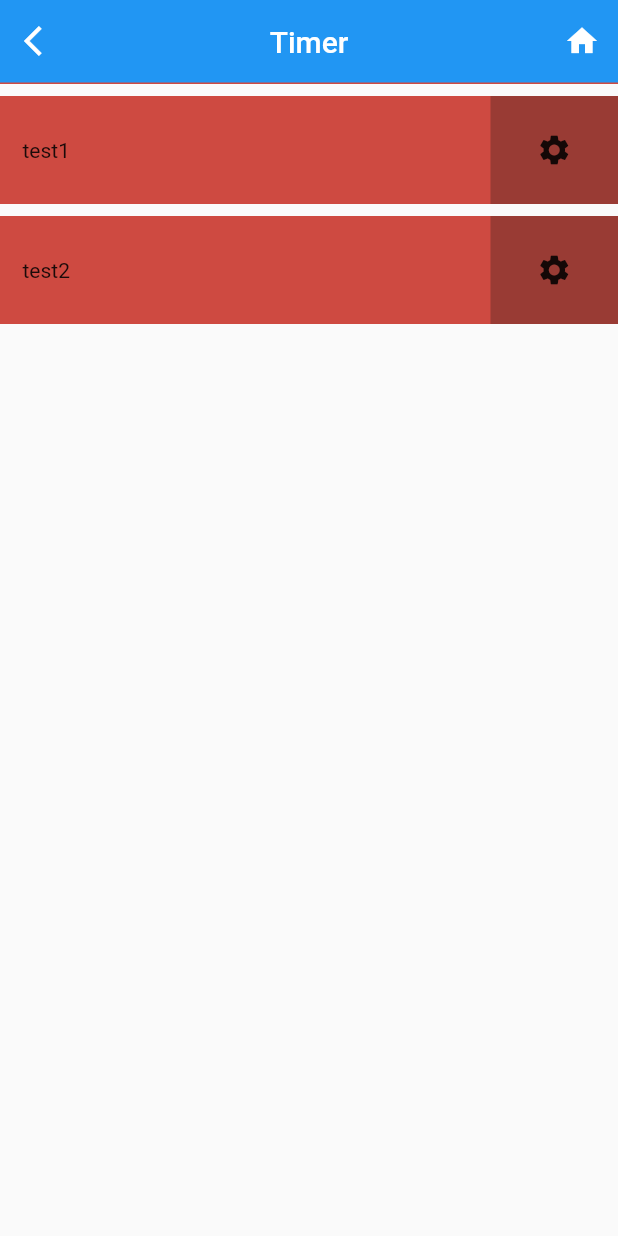
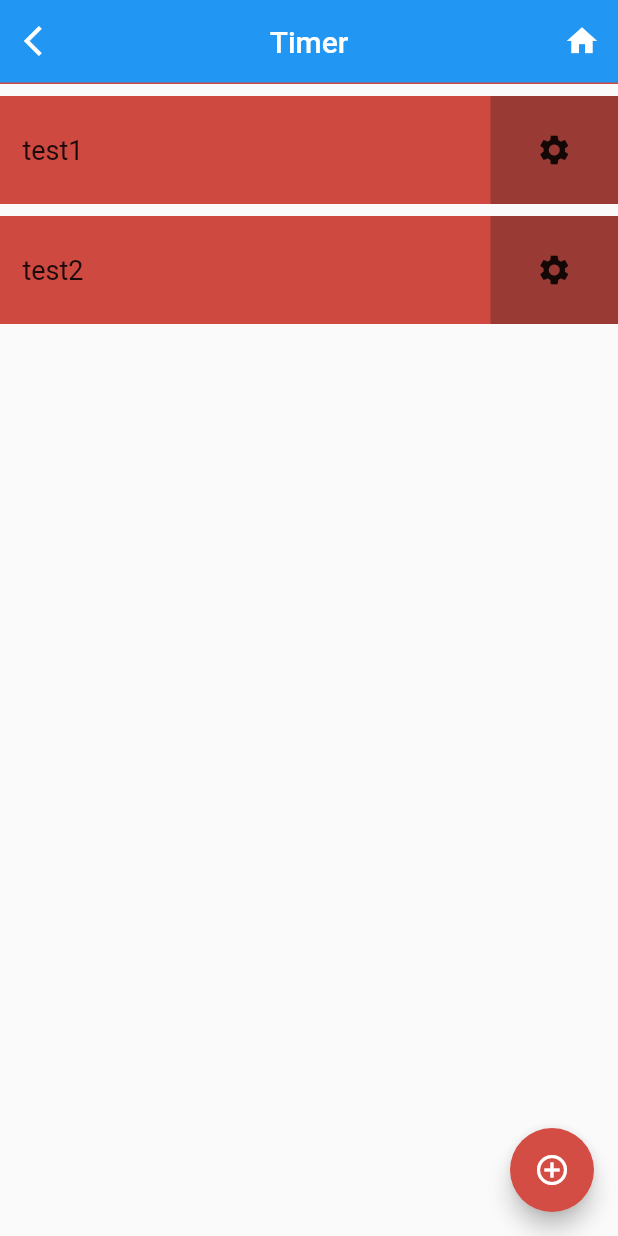
Before and after one commit to greendo/time_to_fit, a Flutter app: the TimerMenuLayout screen opened directly, on a phone screen of 412 x 824 dp. Run offline on Flutter 3.47's test engine with Material 2 defaults, Android fonts, the light colour scheme and no system bars.

Commit message:
wrapped int tooltip

```diff
--- a/lib/style/style.dart
+++ b/lib/style/style.dart
@@ -8,14 +8,22 @@ abstract class C {
 
   static const timerButtonSettings = Color.fromRGBO(153, 59, 52, 1);
   static const timerButton = Color.fromRGBO(206, 74, 65, 1);
+
+  static const floatingButton = Color.fromRGBO(212, 77, 68, 1);
+  static const floatingIcon = Color.fromRGBO(255, 255, 255, 1);
+
+  static const tooltipColor = Color.fromRGBO(255, 255, 255, 0.65);
+  static const tooltipBackground = Color.fromRGBO(14, 14, 17, 0.65);
 }
 
 abstract class T {
   static const homeText =
       TextStyle(fontWeight: FontWeight.bold, fontSize: 25.0);
   static const homeTextMargin = EdgeInsets.all(9);
+
   static const timerTextMargin = EdgeInsets.only(top: 8);
   static const timerTextPadding = EdgeInsets.only(left: 15);
+  static const timerTextStyle = TextStyle(fontSize: 18);
 }
 
 abstract class W {
@@ -25,3 +33,7 @@ abstract class W {
 abstract class H {
   static const timerButtonSettings = 72.0;
 }
+
+abstract class B {
+  static const tooltip = BorderRadius.all(Radius.circular(5.0));
+}
--- a/lib/ui/elements/app_bar.dart
+++ b/lib/ui/elements/app_bar.dart
@@ -1,6 +1,7 @@
 import 'package:flutter/cupertino.dart';
 import 'package:flutter/material.dart';
 import 'package:time_to_fit/style/style.dart';
+import 'package:time_to_fit/ui/elements/tooltip.dart';
 import 'package:time_to_fit/ui/screens/home/home_screen.dart';
 
 abstract class CustomAppBar extends StatelessWidget
@@ -43,24 +44,27 @@ class _Timer extends CustomAppBar {
   Widget build(BuildContext context) => AppBar(
       elevation: 0.0,
       centerTitle: true,
-      leading: IconButton(
+      leading: CustomTooltip(
+          message: 'Back',
+          child: IconButton(
             icon: Icon(Icons.arrow_back_ios),
-        tooltip: 'Back',
             onPressed: () => Navigator.of(context).pop(),
-      ),
+          )),
       title: SafeArea(
         child: Text('Timer'),
       ),
       actions: <Widget>[
-        IconButton(
+        CustomTooltip(
+          message: 'Home',
+          child: IconButton(
               icon: Icon(
                 Icons.home,
               ),
-            tooltip: 'Back',
               onPressed: () {
                 Navigator.push(context,
                     MaterialPageRoute(builder: (context) => HomeScreen()));
               }),
+        ),
       ],
       bottom: PreferredSize(
           child: Container(
--- a/lib/ui/elements/buttons.dart
+++ b/lib/ui/elements/buttons.dart
@@ -6,14 +6,14 @@ import 'package:time_to_fit/ui/screens/timer_menu/timer_menu_screen.dart';
 abstract class Button extends StatelessWidget {
   const Button({Key key}) : super(key: key);
 
-  factory Button.timerMenu() => _TimerMenu();
+  factory Button.timerMenu() => _TimerEntryMenu();
 
   factory Button.journalMenu() => _JournalMenu();
 
-  factory Button.timerButton(String name) => _Timer(name);
+  factory Button.timerEntry(String name) => _TimerEntry(name);
 }
 
-class _TimerMenu extends Button {
+class _TimerEntryMenu extends Button {
   @override
   Widget build(BuildContext context) => GestureDetector(
       onTap: () {
@@ -47,10 +47,10 @@ class _JournalMenu extends Button {
       ));
 }
 
-class _Timer extends Button {
+class _TimerEntry extends Button {
   final String name;
 
-  _Timer(this.name);
+  _TimerEntry(this.name);
 
   @override
   Widget build(BuildContext context) => Container(
@@ -63,7 +63,7 @@ class _Timer extends Button {
           children: <Widget>[
             Expanded(
               child: GestureDetector(
-                child: Text(name),
+                child: Text(name, style: T.timerTextStyle),
                 onTap: () {
                   Navigator.push(
                       context, MaterialPageRoute(builder: (context) => null));
--- /dev/null
+++ b/lib/ui/elements/floating_button.dart
@@ -0,0 +1,23 @@
+import 'package:flutter/cupertino.dart';
+import 'package:flutter/material.dart';
+import 'package:time_to_fit/style/style.dart';
+import 'package:time_to_fit/ui/elements/tooltip.dart';
+
+abstract class CustomFloatingButton extends StatelessWidget {
+  const CustomFloatingButton({Key key}) : super(key: key);
+
+  factory CustomFloatingButton.timer() => _Timer();
+}
+
+class _Timer extends CustomFloatingButton {
+  @override
+  Widget build(BuildContext context) => CustomTooltip(
+        message: 'Tap to add new timer',
+        child: FloatingActionButton(
+          child: Icon(Icons.add_circle_outline),
+          backgroundColor: C.floatingButton,
+          foregroundColor: C.floatingIcon,
+          onPressed: () {},
+        ),
+      );
+}
--- /dev/null
+++ b/lib/ui/elements/tooltip.dart
@@ -0,0 +1,25 @@
+import 'package:flutter/material.dart';
+import 'package:time_to_fit/style/style.dart';
+
+class CustomTooltip extends StatelessWidget {
+  final String message;
+  final Widget child;
+
+  const CustomTooltip({Key key, this.message, this.child}) : super(key: key);
+
+  @override
+  Widget build(BuildContext context) => Tooltip(
+        message: message,
+        textStyle: TextStyle(color: C.tooltipColor),
+        decoration: _TooltipDecoration(),
+        child: child,
+      );
+}
+
+class _TooltipDecoration extends BoxDecoration {
+  @override
+  Color get color => C.tooltipBackground;
+
+  @override
+  BorderRadiusGeometry get borderRadius => B.tooltip;
+}
--- a/lib/ui/screens/timer_menu/phone_layout.dart
+++ b/lib/ui/screens/timer_menu/phone_layout.dart
@@ -1,6 +1,7 @@
 import 'package:flutter/material.dart';
 import 'package:time_to_fit/ui/elements/app_bar.dart';
 import 'package:time_to_fit/ui/elements/buttons.dart';
+import 'package:time_to_fit/ui/elements/floating_button.dart';
 
 class TimerMenuLayout extends StatelessWidget {
   @override
@@ -8,9 +9,10 @@ class TimerMenuLayout extends StatelessWidget {
       appBar: CustomAppBar.timer(),
       body: ListView(
         children: <Widget>[
-          Button.timerButton('test1'),
-          Button.timerButton('test2')
+          Button.timerEntry('test1'),
+          Button.timerEntry('test2')
         ],
-      )
+      ),
+      floatingActionButton: CustomFloatingButton.timer(),
   );
 }
```
Lines whose indentation alone changed are shown as unchanged.
